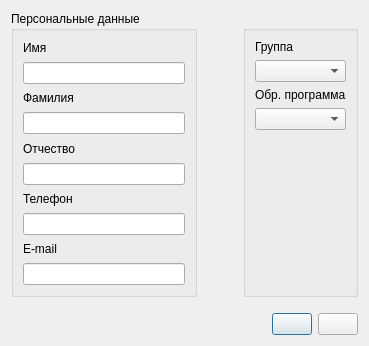
The window that ui/insertstudent.ui (7enSmile/clientVKR) describes before a commit, drawn with Qt 5.
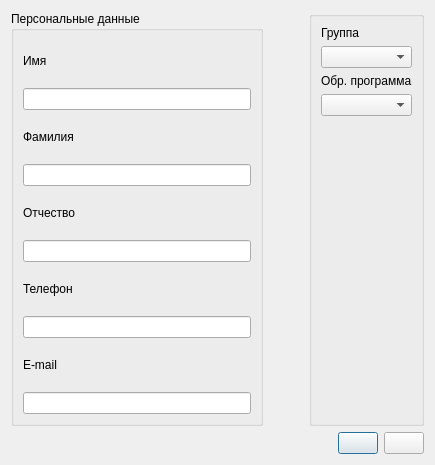
The same window after the commit.

The edit to the form file:
```diff
--- a/ui/insertstudent.ui
+++ b/ui/insertstudent.ui
@@ -6,8 +6,8 @@
    <rect>
     <x>0</x>
     <y>0</y>
-    <width>369</width>
-    <height>346</height>
+    <width>435</width>
+    <height>465</height>
    </rect>
   </property>
   <property name="windowTitle">
@@ -118,7 +118,7 @@
      <item>
       <widget class="QGroupBox" name="groupBox_2">
        <property name="title">
-        <string> </string>
+        <string/>
        </property>
        <layout class="QHBoxLayout" name="horizontalLayout_4">
         <item>
@@ -166,22 +166,6 @@
      </item>
     </layout>
    </item>
-   <item>
-    <spacer name="verticalSpacer_2">
-     <property name="orientation">
-      <enum>Qt::Vertical</enum>
-     </property>
-     <property name="sizeType">
-      <enum>QSizePolicy::Fixed</enum>
-     </property>
-     <property name="sizeHint" stdset="0">
-      <size>
-       <width>20</width>
-       <height>10</height>
-      </size>
-     </property>
-    </spacer>
-   </item>
    <item>
     <layout class="QHBoxLayout" name="horizontalLayout">
      <item>
```
